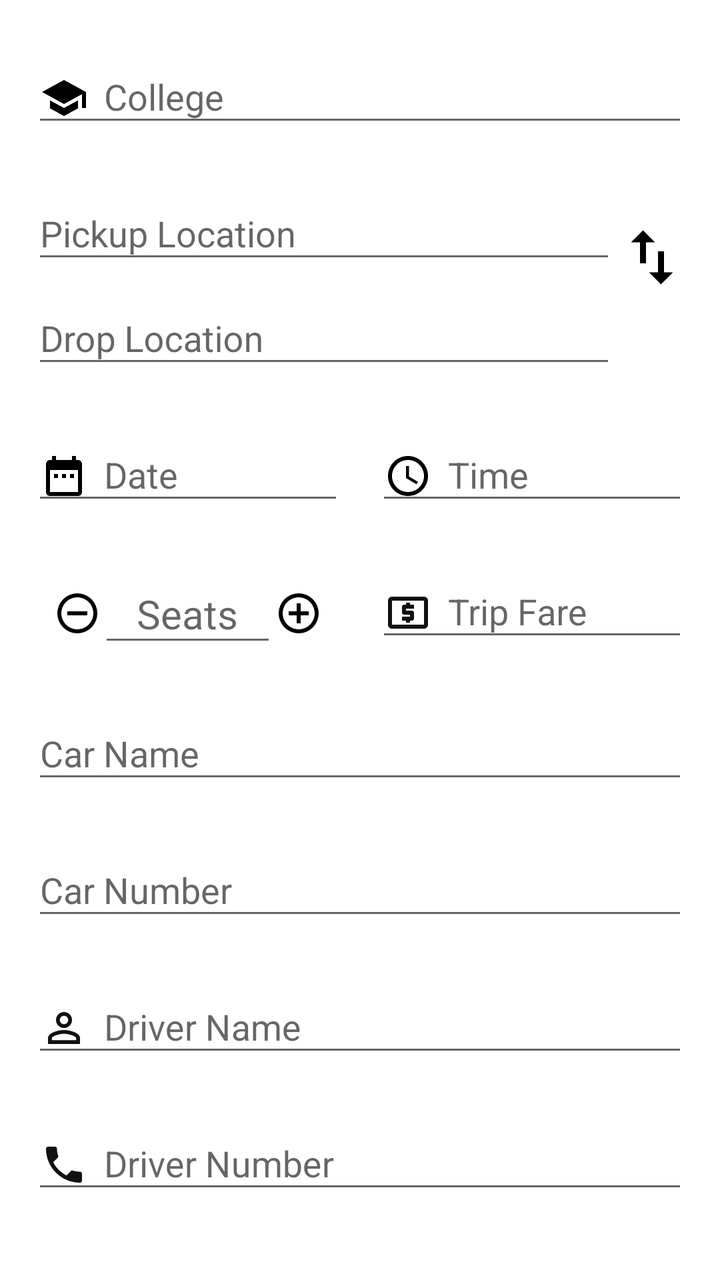
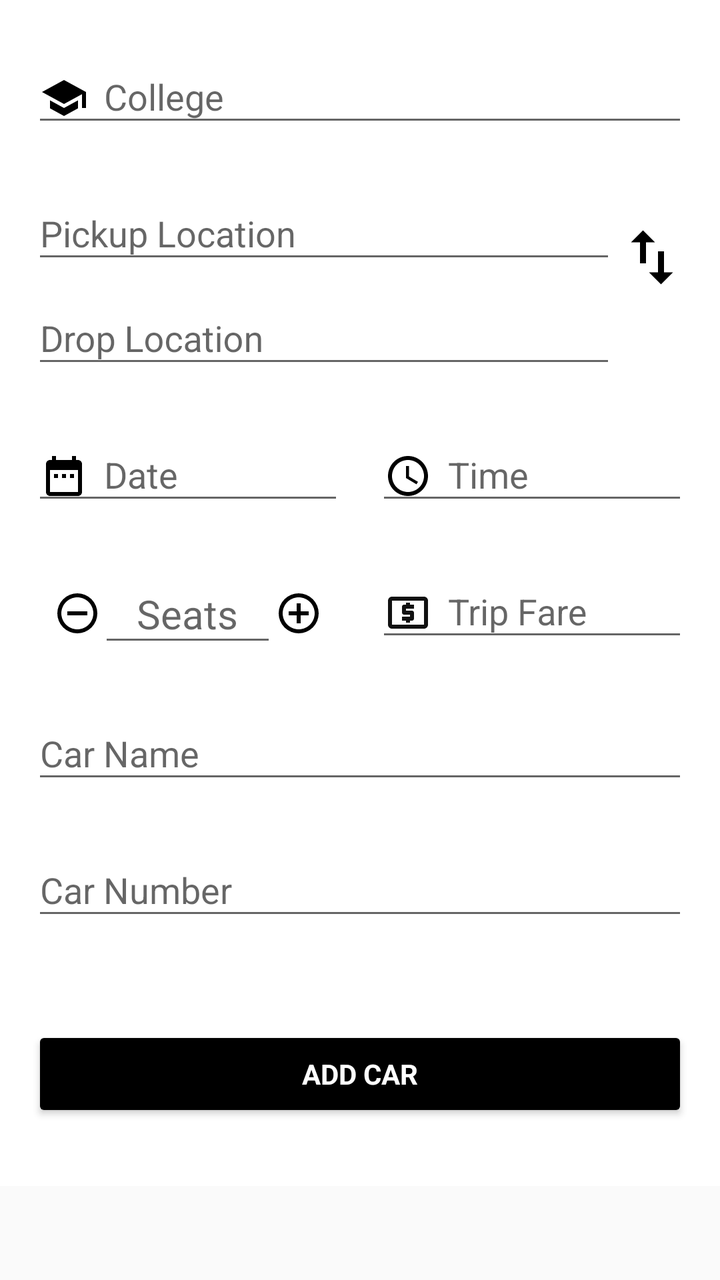

Compare the two renders of this Android layout. The source of the first and the diff that turns it into the second are given below.
<!-- AndroidManifest.xml: application theme AppTheme -->
<!-- res/layout/activity_add_car.xml -->
<?xml version="1.0" encoding="utf-8"?>
<ScrollView xmlns:android="http://schemas.android.com/apk/res/android"
    xmlns:tools="http://schemas.android.com/tools"
    android:layout_width="match_parent"
    android:layout_height="match_parent"
    android:fitsSystemWindows="true"
    android:scrollbars="none">

    <LinearLayout
        android:id="@+id/add_car_layout"
        android:layout_width="match_parent"
        android:layout_height="wrap_content"
        android:background="@color/white"
        android:focusable="true"
        android:focusableInTouchMode="true"
        android:orientation="vertical"
        android:padding="16dp">

        <android.support.design.widget.TextInputLayout
            android:id="@+id/add_car_college_layout"
            android:layout_width="match_parent"
            android:layout_height="wrap_content"
            android:layout_marginBottom="16dp">

            <AutoCompleteTextView
                android:id="@+id/add_car_college"
                android:layout_width="match_parent"
                android:layout_height="wrap_content"
                android:drawablePadding="8dp"
                android:drawableStart="@drawable/ic_college"
                android:hint="@string/college"
                android:inputType="textAutoComplete|text"
                android:longClickable="false"
                android:nextFocusLeft="@id/add_car_college"
                android:nextFocusUp="@id/add_car_college" />

        </android.support.design.widget.TextInputLayout>

        <LinearLayout
            android:layout_width="match_parent"
            android:layout_height="wrap_content"
            android:layout_marginBottom="16dp"
            android:orientation="horizontal">

            <LinearLayout
                android:layout_width="0dp"
                android:layout_height="wrap_content"
                android:layout_weight="1"
                android:orientation="vertical">

                <android.support.design.widget.TextInputLayout
                    android:id="@+id/add_car_pickup_layout"
                    android:layout_width="match_parent"
                    android:layout_height="wrap_content">

                    <AutoCompleteTextView
                        android:id="@+id/add_car_pickup"
                        android:layout_width="match_parent"
                        android:layout_height="wrap_content"
                        android:hint="@string/pickup_location"
                        android:inputType="textAutoComplete|text"
                        android:longClickable="false" />

                </android.support.design.widget.TextInputLayout>

                <android.support.design.widget.TextInputLayout
                    android:id="@+id/add_car_drop_layout"
                    android:layout_width="match_parent"
                    android:layout_height="wrap_content">

                    <AutoCompleteTextView
                        android:id="@+id/add_car_drop"
                        android:layout_width="match_parent"
                        android:layout_height="wrap_content"
                        android:hint="@string/drop_location"
                        android:inputType="textAutoComplete|text"
                        android:longClickable="false" />

                </android.support.design.widget.TextInputLayout>

            </LinearLayout>

            <ImageButton
                android:id="@+id/add_car_swap_location"
                android:layout_width="wrap_content"
                android:layout_height="wrap_content"
                android:layout_gravity="center_vertical"
                android:layout_marginBottom="8dp"
                android:background="@color/white"
                android:clickable="true"
                android:focusable="true"
                android:src="@drawable/ic_swap"
                tools:ignore="ContentDescription" />

        </LinearLayout>

        <LinearLayout
            android:layout_width="match_parent"
            android:layout_height="wrap_content"
            android:layout_marginBottom="16dp"
            android:baselineAligned="false"
            android:orientation="horizontal">

            <android.support.design.widget.TextInputLayout
                android:id="@+id/add_car_date_layout"
                android:layout_width="0dp"
                android:layout_height="wrap_content"
                android:layout_marginEnd="16dp"
                android:layout_weight="1"
                tools:ignore="NestedWeights">

                <android.support.design.widget.TextInputEditText
                    android:id="@+id/add_car_date"
                    android:layout_width="match_parent"
                    android:layout_height="wrap_content"
                    android:drawablePadding="8dp"
                    android:drawableStart="@drawable/ic_date"
                    android:focusable="false"
                    android:hint="@string/date"
                    android:inputType="date"
                    android:longClickable="false" />

            </android.support.design.widget.TextInputLayout>

            <android.support.design.widget.TextInputLayout
                android:id="@+id/add_car_time_layout"
                android:layout_width="0dp"
                android:layout_height="wrap_content"
                android:layout_weight="1">

                <android.support.design.widget.TextInputEditText
                    android:id="@+id/add_car_time"
                    android:layout_width="match_parent"
                    android:layout_height="wrap_content"
                    android:drawablePadding="8dp"
                    android:drawableStart="@drawable/ic_time"
                    android:focusable="false"
                    android:hint="@string/time"
                    android:inputType="time"
                    android:longClickable="false" />

            </android.support.design.widget.TextInputLayout>

        </LinearLayout>

        <LinearLayout
            android:layout_width="match_parent"
            android:layout_height="wrap_content"
            android:layout_marginBottom="16dp"
            android:baselineAligned="false">

            <LinearLayout
                android:layout_width="0dp"
                android:layout_height="wrap_content"
                android:layout_marginEnd="16dp"
                android:layout_weight="1"
                android:baselineAligned="false">

                <LinearLayout
                    android:layout_width="0dp"
                    android:layout_height="match_parent"
                    android:layout_weight="1.5"
                    android:gravity="center"
                    tools:ignore="NestedWeights">

                    <Button
                        android:id="@+id/add_car_decrease_seat"
                        android:layout_width="24dp"
                        android:layout_height="24dp"
                        android:layout_marginStart="12dp"
                        android:layout_marginTop="6dp"
                        android:background="@drawable/ic_minus_seats" />

                </LinearLayout>

                <android.support.design.widget.TextInputLayout
                    android:id="@+id/add_car_seats_layout"
                    android:layout_width="0dp"
                    android:layout_height="wrap_content"
                    android:layout_weight="4">

                    <android.support.design.widget.TextInputEditText
                        android:id="@+id/add_car_seats"
                        android:layout_width="match_parent"
                        android:layout_height="wrap_content"
                        android:layout_gravity="center"
                        android:focusable="false"
                        android:gravity="center"
                        android:hint="@string/seats"
                        android:inputType="number"
                        android:longClickable="false"
                        android:textSize="20sp" />

                </android.support.design.widget.TextInputLayout>

                <LinearLayout
                    android:layout_width="0dp"
                    android:layout_height="match_parent"
                    android:layout_weight="1.5"
                    android:gravity="center">

                    <Button
                        android:id="@+id/add_car_increase_seat"
                        android:layout_width="24dp"
                        android:layout_height="24dp"
                        android:layout_marginEnd="12dp"
                        android:layout_marginTop="6dp"
                        android:background="@drawable/ic_plus_seats" />

                </LinearLayout>

            </LinearLayout>

            <android.support.design.widget.TextInputLayout
                android:id="@+id/add_car_fare_layout"
                android:layout_width="0dp"
                android:layout_height="match_parent"
                android:layout_weight="1">

                <android.support.design.widget.TextInputEditText
                    android:id="@+id/add_car_fare"
                    android:layout_width="match_parent"
                    android:layout_height="wrap_content"
                    android:drawablePadding="8dp"
                    android:drawableStart="@drawable/ic_fare"
                    android:hint="@string/trip_fare"
                    android:inputType="number"
                    android:maxLength="4" />

            </android.support.design.widget.TextInputLayout>

        </LinearLayout>

        <android.support.design.widget.TextInputLayout
            android:id="@+id/add_car_name_layout"
            android:layout_width="match_parent"
            android:layout_height="wrap_content"
            android:layout_marginBottom="16dp">

            <android.support.design.widget.TextInputEditText
                android:id="@+id/add_car_name"
                android:layout_width="match_parent"
                android:layout_height="wrap_content"
                android:hint="@string/car_name"
                android:inputType="text" />

        </android.support.design.widget.TextInputLayout>

        <android.support.design.widget.TextInputLayout
            android:id="@+id/add_car_number_layout"
            android:layout_width="match_parent"
            android:layout_height="wrap_content"
            android:layout_marginBottom="16dp">

            <android.support.design.widget.TextInputEditText
                android:id="@+id/add_car_number"
                android:layout_width="match_parent"
                android:layout_height="wrap_content"
                android:hint="@string/car_number"
                android:inputType="text"
                tools:ignore="TextFields" />

        </android.support.design.widget.TextInputLayout>

        <android.support.design.widget.TextInputLayout
            android:id="@+id/add_car_driver_name_layout"
            android:layout_width="match_parent"
            android:layout_height="wrap_content"
            android:layout_marginBottom="16dp">

            <android.support.design.widget.TextInputEditText
                android:id="@+id/add_car_driver_name"
                android:layout_width="match_parent"
                android:layout_height="wrap_content"
                android:drawablePadding="8dp"
                android:drawableStart="@drawable/ic_driver"
                android:hint="@string/driver_name"
                android:inputType="textPersonName" />

        </android.support.design.widget.TextInputLayout>

        <android.support.design.widget.TextInputLayout
            android:id="@+id/add_car_driver_contact_layout"
            android:layout_width="match_parent"
            android:layout_height="wrap_content"
            android:layout_marginBottom="16dp">

            <android.support.design.widget.TextInputEditText
                android:id="@+id/add_car_driver_contact"
                android:layout_width="match_parent"
                android:layout_height="wrap_content"
                android:drawablePadding="8dp"
                android:drawableStart="@drawable/ic_phone"
                android:hint="@string/driver_number"
                android:inputType="phone"
                android:maxLength="14" />

        </android.support.design.widget.TextInputLayout>

        <Button
            android:id="@+id/button_add_car"
            style="?android:textAppearanceSmall"
            android:layout_width="match_parent"
            android:layout_height="wrap_content"
            android:layout_gravity="center_horizontal"
            android:layout_marginBottom="16dp"
            android:layout_marginTop="32dp"
            android:text="@string/add_car"
            android:textColor="#ffffff"
            android:textStyle="bold"
            android:theme="@style/buttonTheme" />

    </LinearLayout>

</ScrollView>
<!-- resources referenced by this layout -->
<resources>
  <color name="white">#FFFFFF</color>
  <!-- drawable ic_college (drawable) -->
  <vector xmlns:android="http://schemas.android.com/apk/res/android"
      android:width="24dp"
      android:height="24dp"
      android:viewportHeight="24.0"
      android:viewportWidth="24.0">
      <path
          android:fillColor="#FF000000"
          android:pathData="M5,13.18v4L12,21l7,-3.82v-4L12,17l-7,-3.82zM12,3L1,9l11,6 9,-4.91V17h2V9L12,3z" />
  </vector>
  <!-- drawable ic_driver (drawable) -->
  <vector xmlns:android="http://schemas.android.com/apk/res/android"
      android:width="24dp"
      android:height="24dp"
      android:tint="#111111"
      android:viewportHeight="24.0"
      android:viewportWidth="24.0">
      <path
          android:fillColor="#FF000000"
          android:pathData="M12,5.9c1.16,0 2.1,0.94 2.1,2.1s-0.94,2.1 -2.1,2.1S9.9,9.16 9.9,8s0.94,-2.1 2.1,-2.1m0,9c2.97,0 6.1,1.46 6.1,2.1v1.1L5.9,18.1L5.9,17c0,-0.64 3.13,-2.1 6.1,-2.1M12,4C9.79,4 8,5.79 8,8s1.79,4 4,4 4,-1.79 4,-4 -1.79,-4 -4,-4zM12,13c-2.67,0 -8,1.34 -8,4v3h16v-3c0,-2.66 -5.33,-4 -8,-4z" />
  </vector>
  <!-- drawable ic_minus_seats (drawable) -->
  <vector xmlns:android="http://schemas.android.com/apk/res/android"
      android:width="24dp"
      android:height="24dp"
      android:viewportHeight="24"
      android:viewportWidth="24">
      <path
          android:fillColor="#000"
          android:pathData="M12,20C7.59,20 4,16.41 4,12C4,7.59 7.59,4 12,4C16.41,4 20,7.59 20,12C20,16.41 16.41,20 12,20M12,2A10,10 0 0,0 2,12A10,10 0 0,0 12,22A10,10 0 0,0 22,12A10,10 0 0,0 12,2M7,13H17V11H7" />
  </vector>
  <!-- drawable ic_phone (drawable) -->
  <vector xmlns:android="http://schemas.android.com/apk/res/android"
      android:width="24dp"
      android:height="24dp"
      android:tint="#111111"
      android:viewportHeight="24.0"
      android:viewportWidth="24.0">
      <path
          android:fillColor="#FF000000"
          android:pathData="M6.62,10.79c1.44,2.83 3.76,5.14 6.59,6.59l2.2,-2.2c0.27,-0.27 0.67,-0.36 1.02,-0.24 1.12,0.37 2.33,0.57 3.57,0.57 0.55,0 1,0.45 1,1V20c0,0.55 -0.45,1 -1,1 -9.39,0 -17,-7.61 -17,-17 0,-0.55 0.45,-1 1,-1h3.5c0.55,0 1,0.45 1,1 0,1.25 0.2,2.45 0.57,3.57 0.11,0.35 0.03,0.74 -0.25,1.02l-2.2,2.2z" />
  </vector>
  <!-- drawable ic_swap (drawable) -->
  <vector xmlns:android="http://schemas.android.com/apk/res/android"
      android:width="36dp"
      android:height="36dp"
      android:viewportHeight="24.0"
      android:viewportWidth="24.0">
      <path
          android:fillColor="#FF000000"
          android:pathData="M16,17.01V10h-2v7.01h-3L15,21l4,-3.99h-3zM9,3L5,6.99h3V14h2V6.99h3L9,3z" />
  </vector>
  <string name="add_car">Add Car</string>
  <string name="car_name">Car Name</string>
  <string name="car_number">Car Number</string>
  <string name="college">College</string>
  <string name="date">Date</string>
  <string name="driver_name">Driver Name</string>
  <string name="driver_number">Driver Number</string>
  <string name="drop_location">Drop Location</string>
  <string name="pickup_location">Pickup Location</string>
  <string name="seats">Seats</string>
  <string name="time">Time</string>
  <string name="trip_fare">Trip Fare</string>
  <style name="buttonTheme" parent="Theme.AppCompat.Light.DarkActionBar">
          <item name="colorButtonNormal">#000000</item>
      </style>
  <style name="AppTheme" parent="Theme.AppCompat.Light.DarkActionBar">
          <item name="colorPrimary">@color/colorPrimary</item>
          <item name="colorPrimaryDark">@color/colorPrimaryDark</item>
          <item name="colorAccent">@color/colorAccent</item>
      </style>
  <color name="colorPrimary">#000000</color>
  <color name="colorPrimaryDark">#000000</color>
  <color name="colorAccent">#ffffff</color>
  <!-- unchanged entries left out for length: 4 -->
</resources>

<!-- the commit's change to res/layout/activity_add_car.xml (unified diff, before → after) -->
@@ -1,5 +1,6 @@
 <?xml version="1.0" encoding="utf-8"?>
 <ScrollView xmlns:android="http://schemas.android.com/apk/res/android"
+    xmlns:app="http://schemas.android.com/apk/res-auto"
     xmlns:tools="http://schemas.android.com/tools"
     android:layout_width="match_parent"
     android:layout_height="match_parent"
@@ -89,7 +90,7 @@
                 android:background="@color/white"
                 android:clickable="true"
                 android:focusable="true"
-                android:src="@drawable/ic_swap"
+                app:srcCompat="@drawable/ic_swap"
                 tools:ignore="ContentDescription" />
 
         </LinearLayout>
@@ -262,41 +263,6 @@
 
         </android.support.design.widget.TextInputLayout>
 
-        <android.support.design.widget.TextInputLayout
-            android:id="@+id/add_car_driver_name_layout"
-            android:layout_width="match_parent"
-            android:layout_height="wrap_content"
-            android:layout_marginBottom="16dp">
-
-            <android.support.design.widget.TextInputEditText
-                android:id="@+id/add_car_driver_name"
-                android:layout_width="match_parent"
-                android:layout_height="wrap_content"
-                android:drawablePadding="8dp"
-                android:drawableStart="@drawable/ic_driver"
-                android:hint="@string/driver_name"
-                android:inputType="textPersonName" />
-
-        </android.support.design.widget.TextInputLayout>
-
-        <android.support.design.widget.TextInputLayout
-            android:id="@+id/add_car_driver_contact_layout"
-            android:layout_width="match_parent"
-            android:layout_height="wrap_content"
-            android:layout_marginBottom="16dp">
-
-            <android.support.design.widget.TextInputEditText
-                android:id="@+id/add_car_driver_contact"
-                android:layout_width="match_parent"
-                android:layout_height="wrap_content"
-                android:drawablePadding="8dp"
-                android:drawableStart="@drawable/ic_phone"
-                android:hint="@string/driver_number"
-                android:inputType="phone"
-                android:maxLength="14" />
-
-        </android.support.design.widget.TextInputLayout>
-
         <Button
             android:id="@+id/button_add_car"
             style="?android:textAppearanceSmall"
<!-- resource entries referenced after the edit -->
@@ -11,17 +11,6 @@
           android:fillColor="#FF000000"
           android:pathData="M5,13.18v4L12,21l7,-3.82v-4L12,17l-7,-3.82zM12,3L1,9l11,6 9,-4.91V17h2V9L12,3z" />
   </vector>
-  <!-- drawable ic_driver (drawable) -->
-  <vector xmlns:android="http://schemas.android.com/apk/res/android"
-      android:width="24dp"
-      android:height="24dp"
-      android:tint="#111111"
-      android:viewportHeight="24.0"
-      android:viewportWidth="24.0">
-      <path
-          android:fillColor="#FF000000"
-          android:pathData="M12,5.9c1.16,0 2.1,0.94 2.1,2.1s-0.94,2.1 -2.1,2.1S9.9,9.16 9.9,8s0.94,-2.1 2.1,-2.1m0,9c2.97,0 6.1,1.46 6.1,2.1v1.1L5.9,18.1L5.9,17c0,-0.64 3.13,-2.1 6.1,-2.1M12,4C9.79,4 8,5.79 8,8s1.79,4 4,4 4,-1.79 4,-4 -1.79,-4 -4,-4zM12,13c-2.67,0 -8,1.34 -8,4v3h16v-3c0,-2.66 -5.33,-4 -8,-4z" />
-  </vector>
   <!-- drawable ic_minus_seats (drawable) -->
   <vector xmlns:android="http://schemas.android.com/apk/res/android"
       android:width="24dp"
@@ -31,17 +20,6 @@
       <path
           android:fillColor="#000"
           android:pathData="M12,20C7.59,20 4,16.41 4,12C4,7.59 7.59,4 12,4C16.41,4 20,7.59 20,12C20,16.41 16.41,20 12,20M12,2A10,10 0 0,0 2,12A10,10 0 0,0 12,22A10,10 0 0,0 22,12A10,10 0 0,0 12,2M7,13H17V11H7" />
-  </vector>
-  <!-- drawable ic_phone (drawable) -->
-  <vector xmlns:android="http://schemas.android.com/apk/res/android"
-      android:width="24dp"
-      android:height="24dp"
-      android:tint="#111111"
-      android:viewportHeight="24.0"
-      android:viewportWidth="24.0">
-      <path
-          android:fillColor="#FF000000"
-          android:pathData="M6.62,10.79c1.44,2.83 3.76,5.14 6.59,6.59l2.2,-2.2c0.27,-0.27 0.67,-0.36 1.02,-0.24 1.12,0.37 2.33,0.57 3.57,0.57 0.55,0 1,0.45 1,1V20c0,0.55 -0.45,1 -1,1 -9.39,0 -17,-7.61 -17,-17 0,-0.55 0.45,-1 1,-1h3.5c0.55,0 1,0.45 1,1 0,1.25 0.2,2.45 0.57,3.57 0.11,0.35 0.03,0.74 -0.25,1.02l-2.2,2.2z" />
   </vector>
   <!-- drawable ic_swap (drawable) -->
   <vector xmlns:android="http://schemas.android.com/apk/res/android"
@@ -58,8 +36,6 @@
   <string name="car_number">Car Number</string>
   <string name="college">College</string>
   <string name="date">Date</string>
-  <string name="driver_name">Driver Name</string>
-  <string name="driver_number">Driver Number</string>
   <string name="drop_location">Drop Location</string>
   <string name="pickup_location">Pickup Location</string>
   <string name="seats">Seats</string>
